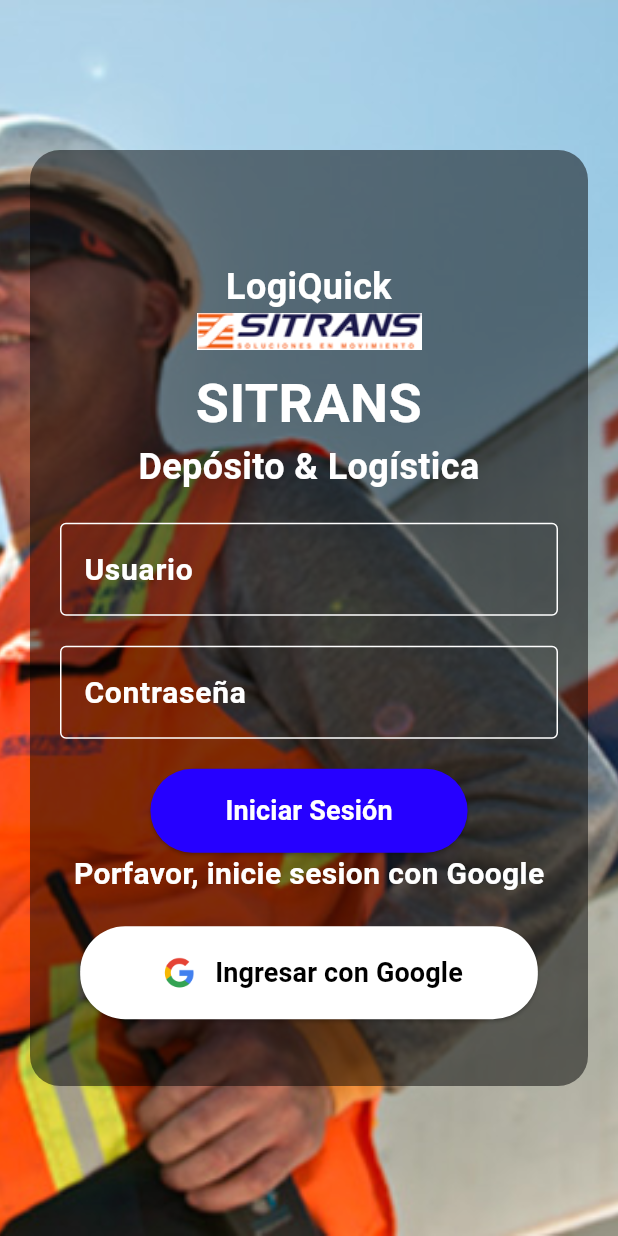
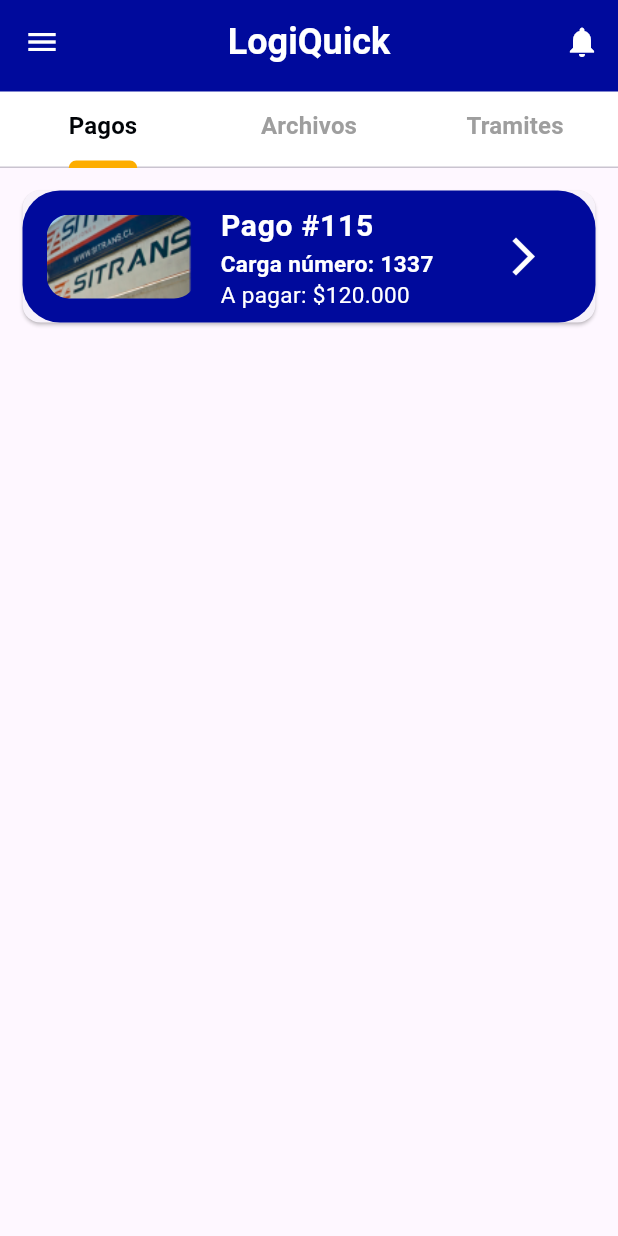
Before and after one commit to jordansebastian23/PRO-FS-AppMovil, a Flutter app: the screen it shows after launch, after a tap on "Iniciar Sesión", on a phone screen of 412 x 824 dp. Run offline on Flutter 3.47's test engine with Material 3 defaults, Android fonts, the phone set to English and light mode, and no system bars.

Commit message:
Add screens and widgets

```diff
--- /dev/null
+++ b/proyecto_feria/lib/screen/home.dart
@@ -0,0 +1,68 @@
+import 'package:flutter/material.dart';
+import 'package:proyecto_feria/tabs/Archives.dart';
+import 'package:proyecto_feria/tabs/Payments.dart';
+import 'package:proyecto_feria/tabs/Procedures.dart';
+import 'package:proyecto_feria/widgets/customdrawer.dart';
+
+class HomePage extends StatelessWidget {
+  const HomePage({super.key});
+
+
+  @override
+  Widget build(BuildContext context) {
+    return DefaultTabController(
+      initialIndex: 0,
+      length: 3,
+      child: Scaffold(
+        drawer: MyDrawer(),
+        appBar: AppBar(
+          iconTheme: IconThemeData(color: Colors.white),
+          actions: [
+            IconButton(
+              icon: Icon(Icons.notifications),
+              onPressed: () {
+              },
+            ),
+          ],
+          backgroundColor: const Color.fromARGB(255, 0, 10, 156),
+          title: Text('LogiQuick'),
+          centerTitle: true,
+          titleTextStyle: TextStyle(
+            color: Color.fromARGB(255, 255, 255, 255),
+            fontSize: 24,
+            fontWeight: FontWeight.bold,
+          ),
+
+          bottom: PreferredSize(
+            preferredSize: Size.fromHeight(kToolbarHeight),
+            child: Container(
+              color: Colors.white,
+              child: TabBar(
+                labelStyle: TextStyle(
+                  fontSize: 16,
+                  fontWeight: FontWeight.bold,
+                ),
+                indicatorWeight: 5,
+                indicatorColor: Color.fromARGB(255, 253, 173, 0),
+                labelColor: const Color.fromARGB(255, 0, 3, 7),
+                unselectedLabelColor: Colors.grey,
+                tabs: [
+                  Tab(text: 'Pagos'),
+                  Tab(text: 'Archivos'),
+                  Tab(text: 'Tramites'),
+                ],
+              ),
+            ),
+          ),
+        ),
+        body: TabBarView(
+          children: [
+            PaymentsPage(),
+            ArchivesPage(),
+            ProceduresPage(),
+          ],
+        ),
+      )
+    );
+  }
+}
--- a/proyecto_feria/lib/screen/login.dart
+++ b/proyecto_feria/lib/screen/login.dart
@@ -1,4 +1,5 @@
 import 'package:flutter/material.dart';
+import 'package:proyecto_feria/screen/home.dart';
 
 class LoginPage extends StatelessWidget {
   const LoginPage({super.key});
@@ -41,10 +42,10 @@
                     ),
                   ),
                   Image.asset(
-                    'assets/images/logo.png',
+                    'assets/images/logoFigma.png',
                     fit: BoxFit.contain,
-                    //height: 190.0,
-                    //width: 200.0,
+                    height: 128,
+                    width: 128,
                   ),
                   SizedBox(height: 10),
                   Text.rich(
@@ -63,7 +64,7 @@
                         style: TextStyle(
                           color: Color.fromARGB(255, 255, 255, 255),
                           fontSize: 24,
-                          fontWeight: FontWeight.bold,
+
                         ),
                       ),
                     ])
@@ -74,9 +75,9 @@
                       children: [
                         TextFormField(
                           decoration: InputDecoration(
-                            labelText: 'Usuario',
+                            labelText: 'Usuario, E-mail, número celular',
                             labelStyle: TextStyle(
-                              color: Color.fromARGB(255, 255, 255, 255),
+                              color: Color.fromARGB(255, 90, 90, 90),
                               fontSize: 20,
                               fontWeight: FontWeight.bold,
                             ),
@@ -102,7 +103,7 @@
                     decoration: InputDecoration(
                       labelText: 'Contraseña',
                       labelStyle: TextStyle(
-                        color: Color.fromARGB(255, 255, 255, 255),
+                        color: Color.fromARGB(255, 104, 102, 102),
                         fontSize: 20,
                         fontWeight: FontWeight.bold,
                       ),
@@ -132,7 +133,13 @@
                         borderRadius: BorderRadius.circular(30),
                       ),
                     ),
-                    onPressed: () async {
+                    onPressed: ()  {
+                    //Navegar hacia HomePage()
+                    Navigator.pushReplacement(
+                      context,
+                      MaterialPageRoute(builder: (context) => HomePage()),
+                    );
+
                     },
                     child: Text(
                       'Iniciar Sesión',
@@ -143,30 +150,34 @@
                       ),
                     ),
                   ),
+                  SizedBox(height: 20),
                       ],
                     ),
                   ),
                   Text(
-                    'Porfavor, inicie sesion con Google',
+                    'O inicie sesion con Google',
                     style: TextStyle(
                       color: Color.fromARGB(255, 255, 255, 255),
                       fontSize: 20,
-                      fontWeight: FontWeight.bold,
                     ),
                   ),
-                  SizedBox(height: 20),
+                  SizedBox(height: 15),
                   ElevatedButton.icon(
                     style: ElevatedButton.styleFrom(
                       backgroundColor: Color.fromARGB(255, 255, 255, 255),
                       foregroundColor: Color(0xFF1b141a),
                       padding: EdgeInsets.symmetric(horizontal: 50, vertical: 15),
                       shape: RoundedRectangleBorder(
-
-                        borderRadius: BorderRadius.circular(30),
+                      borderRadius: BorderRadius.circular(30),
 
                       ),
                     ),
-                    onPressed: () async {
+                    onPressed: ()  {
+                    //Navegar hacia HomePage()
+                    Navigator.pushReplacement(
+                      context,
+                      MaterialPageRoute(builder: (context) => HomePage()),
+                    );
                     },
                     icon: Image.asset(
                       'assets/images/google_icon1.png',
--- /dev/null
+++ b/proyecto_feria/lib/tabs/archives.dart
@@ -0,0 +1,10 @@
+import 'package:flutter/material.dart';
+
+class ArchivesPage extends StatelessWidget {
+  const ArchivesPage({Key? key});
+
+  @override
+  Widget build(BuildContext context) {
+    return const Placeholder();
+  }
+}
--- /dev/null
+++ b/proyecto_feria/lib/tabs/payments.dart
@@ -0,0 +1,60 @@
+import 'package:flutter/material.dart';
+
+class PaymentsPage extends StatelessWidget {
+  const PaymentsPage({super.key});
+
+  @override
+  Widget build(BuildContext context) {
+    return Scaffold(
+      body: Card(
+        margin: EdgeInsets.all(15),
+        child: Container(
+          decoration: BoxDecoration(
+            color: Color.fromARGB(255, 0, 10, 156),
+            borderRadius: BorderRadius.circular(25)
+          ),
+          child: ListTile(
+            leading: ClipRRect(
+              borderRadius: BorderRadius.circular(15),
+              child: Image.asset('assets/images/Avatar.png',
+              height: 150,
+              width: 100,
+                fit: BoxFit.cover,
+              ),
+            ),
+            title: Text("Pago #115",
+            style: TextStyle(color: Colors.white,
+            fontSize: 20,
+            fontWeight: FontWeight.bold),
+            ),
+            subtitle: Text.rich(TextSpan(children: [
+              TextSpan(
+                text: 'Carga número: 1337\n',
+                style: TextStyle(
+                  color: Color.fromARGB(255, 255, 255, 255),
+                  fontSize: 15,
+                  fontWeight: FontWeight.bold,
+                ),
+              ),
+              TextSpan(
+                text: "A pagar: \$120.000",
+                style: TextStyle(
+                  color: Color.fromARGB(255, 255, 255, 255),
+                  fontSize: 15,
+                ),
+              ),
+            ])),
+          trailing: IconButton(
+            icon: Icon(Icons.arrow_forward_ios,
+            color: Colors.white,
+            size: 30,
+            ),
+            onPressed: () {
+
+            },)
+          ),
+        ),
+      ),
+    );
+  }
+}
--- /dev/null
+++ b/proyecto_feria/lib/tabs/procedures.dart
@@ -0,0 +1,10 @@
+import 'package:flutter/material.dart';
+
+class ProceduresPage extends StatelessWidget {
+  const ProceduresPage({super.key});
+
+  @override
+  Widget build(BuildContext context) {
+    return const Placeholder();
+  }
+}
--- /dev/null
+++ b/proyecto_feria/lib/widgets/customdrawer.dart
@@ -0,0 +1,28 @@
+import 'package:flutter/material.dart';
+
+class MyDrawer extends StatelessWidget {
+
+  @override
+  Widget build(BuildContext context) {
+    return Drawer(
+      //cambiar color icon del drawer
+      surfaceTintColor: Colors.blue[900],
+      child: ListView(
+        //cambiar color al icon del drawer
+        children: [
+          ListTile(
+            title: Text("Home"),
+            onTap: () {
+            }
+          ),
+          ListTile(
+            title: Text("About"),
+            onTap: () {
+            }
+          )
+        ]
+      )
+    );
+  }
+
+}
--- a/proyecto_feria/pubspec.yaml
+++ b/proyecto_feria/pubspec.yaml
@@ -35,6 +35,7 @@
   # The following adds the Cupertino Icons font to your application.
   # Use with the CupertinoIcons class for iOS style icons.
   cupertino_icons: ^1.0.6
+  flutter_advanced_drawer: ^1.3.6
 
 dev_dependencies:
   flutter_test:
```
Also changed, not shown: proyecto_feria/assets/images/Avatar.png (added), proyecto_feria/assets/images/logoFigma.png (added), proyecto_feria/pubspec.lock, 1 other file.
